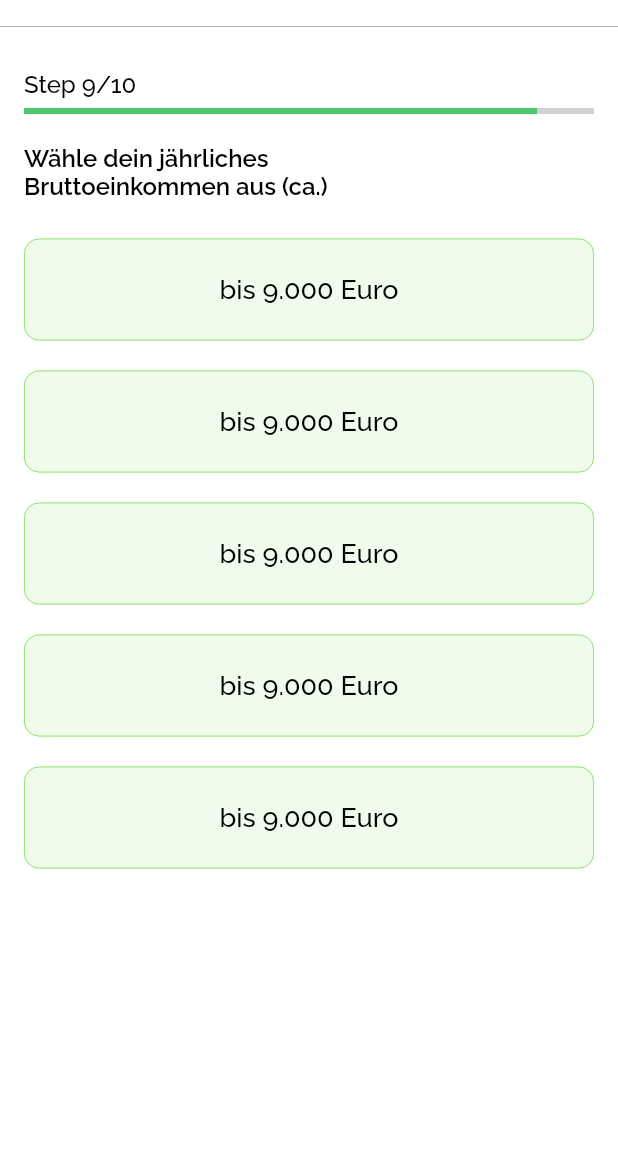
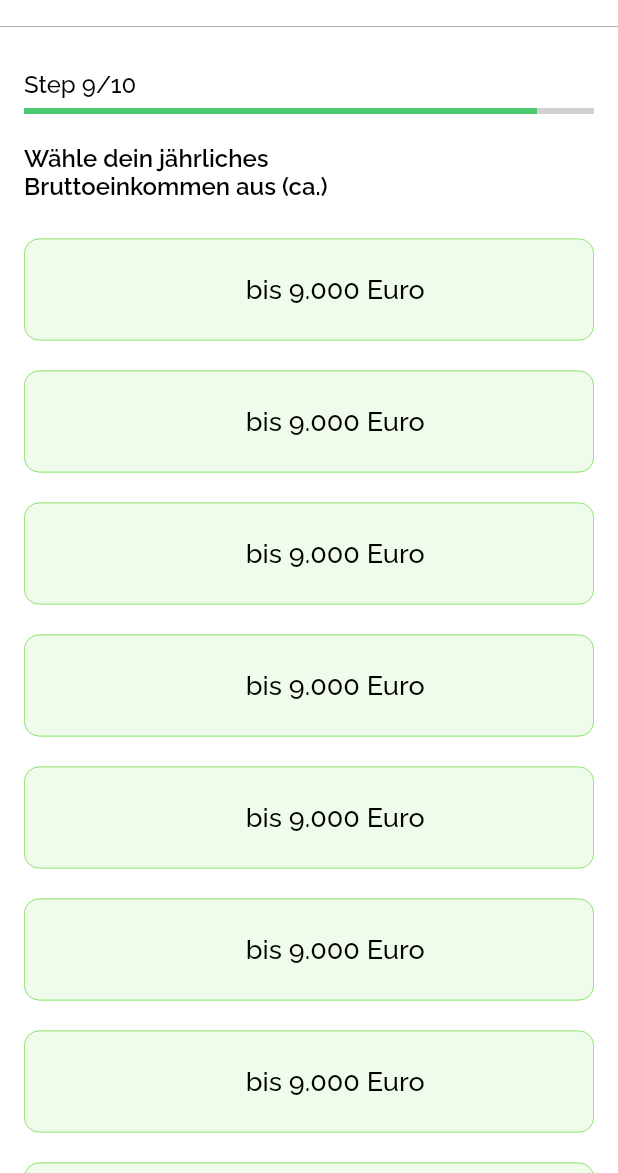
Before and after one commit to gbklegal/steuermachen-app, a Flutter app: the QuickTaxScreen screen opened by its route, on a phone screen of 412 x 824 dp, the part 63-1236 px from its top. Run offline on Flutter 3.47's test engine with Material 2 defaults, Android fonts, the phone set to English and light mode, and no system bars; our stand-ins replace cloud_firestore, country_picker, easy_localization, email_validator, file_picker, firebase_auth and 14 more; missing offline and left inert: fdottedline; accounts and stored records are empty; project files that could hold a hidden picture were left out.

Commit message:
* Quick tax in-progress

```diff
--- /dev/null
+++ b/lib/components/empty_screen_loader_component.dart
@@ -0,0 +1,17 @@
+import 'package:flutter/material.dart';
+import 'package:flutter_spinkit/flutter_spinkit.dart';
+import 'package:steuermachen/constants/colors/color_constants.dart';
+
+class EmptyScreenLoaderComponent extends StatelessWidget {
+  const EmptyScreenLoaderComponent({Key? key}) : super(key: key);
+
+  @override
+  Widget build(BuildContext context) {
+    return const SpinKitWave(
+      color: ColorConstants.toxicGreen,
+      size: 40,
+      itemCount: 6,
+      duration: Duration(milliseconds: 700),
+    );
+  }
+}
--- /dev/null
+++ b/lib/components/error_component copy.dart
@@ -0,0 +1,53 @@
+import 'package:flutter/gestures.dart';
+import 'package:flutter/material.dart';
+import 'package:steuermachen/constants/colors/color_constants.dart';
+import 'package:steuermachen/constants/styles/font_styles_constants.dart';
+
+class ErrorComponent extends StatelessWidget {
+  const ErrorComponent({
+    Key? key,
+    required this.onTap,
+    required this.message,
+  }) : super(key: key);
+  final void Function() onTap;
+  final String message;
+
+  @override
+  Widget build(BuildContext context) {
+    return SizedBox(
+      width: MediaQuery.of(context).size.width,
+      child: Column(
+        crossAxisAlignment: CrossAxisAlignment.center,
+        mainAxisAlignment: MainAxisAlignment.center,
+        children: [
+          _richText(
+            message,
+            " Retry",
+            onTap: onTap,
+          ),
+        ],
+      ),
+    );
+  }
+
+  RichText _richText(String title, String text, {void Function()? onTap}) {
+    return RichText(
+      text: TextSpan(
+        text: title,
+        style: FontStyles.fontRegular(
+          color: ColorConstants.mediumGrey,
+          fontSize: 13,
+        ),
+        children: <TextSpan>[
+          TextSpan(
+              text: text,
+              style: FontStyles.fontMedium(
+                  color: ColorConstants.primary,
+                  fontSize: 13,
+                  fontWeight: FontWeight.w700),
+              recognizer: TapGestureRecognizer()..onTap = onTap)
+        ],
+      ),
+    );
+  }
+}
--- /dev/null
+++ b/lib/components/selection_card_component.dart
@@ -0,0 +1,57 @@
+
+import 'package:flutter/material.dart';
+import 'package:steuermachen/constants/colors/color_constants.dart';
+
+class SelectionCardComponent extends StatelessWidget {
+  const SelectionCardComponent({
+    Key? key,
+    required this.title,
+    this.imagePath,
+    this.onTap,
+  }) : super(key: key);
+  final String title;
+  final String? imagePath;
+  final void Function()? onTap;
+  @override
+  Widget build(BuildContext context) {
+    return Padding(
+      padding: const EdgeInsets.symmetric(vertical: 10),
+      child: InkWell(
+        onTap: onTap,
+        child: Container(
+          width: MediaQuery.of(context).size.width,
+          height: 68,
+          decoration: BoxDecoration(
+            color: ColorConstants.toxicGreen.withOpacity(0.1),
+            borderRadius: BorderRadius.circular(10),
+            border: Border.all(width: 0.5, color: ColorConstants.toxicGreen),
+          ),
+          padding: const EdgeInsets.symmetric(horizontal: 10),
+          child: Row(
+            mainAxisAlignment: MainAxisAlignment.spaceBetween,
+            children: [
+              const SizedBox(
+                width: 35,
+              ),
+              Text(
+                title,
+                style: Theme.of(context)
+                    .textTheme
+                    .bodyText1!
+                    .copyWith(fontWeight: FontWeight.w500, fontSize: 18),
+                textAlign: TextAlign.center,
+              ),
+              imagePath != null
+                  ? Image.asset(
+                      imagePath!,
+                      color: ColorConstants.black,
+                      height: 32,
+                    )
+                  : const SizedBox()
+            ],
+          ),
+        ),
+      ),
+    );
+  }
+}
--- a/lib/constants/assets/asset_constants.dart
+++ b/lib/constants/assets/asset_constants.dart
@@ -54,6 +54,10 @@ class AssetConstants {
   static String icStickman = "assets/icons/process/stickman.png";
   static String icWeddingRings = "assets/icons/process/wedding-rings.png";
   static String icWidowed = "assets/icons/process/widowed.png";
+  static String icBrokenSvg = "assets/icons/process/broken-icon.svg";
+  static String icStickmanSvg = "assets/icons/process/stickman-icon.svg";
+  static String icWeddingRingsSvg = "assets/icons/process/wedding-rings-icon-svg";
+  static String icWidowedSvg = "assets/icons/process/widowed-icon.svg";
 
   //Sustain
   static String sustain1 = "assets/icons/sustain/1.png";
--- a/lib/providers/quick_tax_provider.dart
+++ b/lib/providers/quick_tax_provider.dart
@@ -1,12 +1,17 @@
-import 'package:firebase_auth/firebase_auth.dart';
 import 'package:flutter/material.dart';
-import 'package:provider/provider.dart';
 import 'package:steuermachen/constants/strings/string_constants.dart';
 import 'package:steuermachen/main.dart';
-import 'package:steuermachen/providers/document_provider.dart';
 import 'package:steuermachen/wrappers/common_response_wrapper.dart';
+import 'package:steuermachen/wrappers/quick_tax_wrapper.dart';
 
 class QuickTaxProvider extends ChangeNotifier {
+  bool _busyStateQuickTax = true;
+  bool get getBusyStateQuickState => _busyStateQuickTax;
+  set setBusyStateQuickTax(bool _isBusy) {
+    _busyStateQuickTax = _isBusy;
+    notifyListeners();
+  }
+
   final TaxFileDataCollector _taxFileDataCollector = TaxFileDataCollector(
       martialStatus: StringConstants.student, selectYear: "2017");
 
@@ -33,11 +38,21 @@ class QuickTaxProvider extends ChangeNotifier {
     notifyListeners();
   }
 
+  Future<CommonResponseWrapper> getQuickTaxViewData() async {
+    try {
+      var res = await firestore.collection("quick_tax").doc("content").get();
+      Map<String, dynamic> x = res.data() as Map<String, dynamic>;
+      QuickTaxWrapper quickTaxWrapper = QuickTaxWrapper.fromJson(x);
+      return CommonResponseWrapper(status: true, data: quickTaxWrapper);
+    } catch (e) {
+      return CommonResponseWrapper(
+          status: true, message: "Something went wrong");
+    }
+  }
+
   Future<CommonResponseWrapper> addQuickTaxViewData() async {
     try {
-      await firestore
-          .collection("quick_tax")
-          .doc("content").set(json);
+      // await firestore.collection("quick_tax").doc("content").set({});
       return CommonResponseWrapper(
           status: true, message: "Tax filed successfully");
     } catch (e) {
@@ -46,255 +61,6 @@ class QuickTaxProvider extends ChangeNotifier {
     }
   }
 }
-
-var json = {
-  "en": [
-    {
-      "title": "Wähle dein jährliches Bruttoeinkommen aus (ca.)",
-      "option_type": "single_select",
-      "options": [
-        "bis 9.000 Euro",
-        "10.000 Euro - 14.000 Euro",
-        "15.000 Euro - 34.000 Euro",
-        "35.000 Euro - 54.000 Euro",
-        "55.000 Euro - 69.000 Euro",
-        "über 70.000 Euro"
-      ],
-      "input_title": "",
-      "input_type": "",
-      "show_bottom_nav": false
-    },
-    {
-      "title": "Wähle deine Steuerklasse aus",
-      "option_type": "single_select",
-      "options": [
-        "Steuerklasse 1",
-        "Steuerklasse 2",
-        "Steuerklasse 3",
-        "Steuerklasse 4",
-        "Steuerklasse 5",
-        "Steuerklasse 6"
-      ],
-      "input_title": "",
-      "input_type": "",
-      "show_bottom_nav": false
-    },
-    {
-      "title": "Gib deinen Arbeitsweg in km an (einfache Wegstrecke)",
-      "option_type": "input",
-      "options": [],
-      "input_title": "km",
-      "input_type": "number",
-      "show_bottom_nav": true
-    },
-    {
-      "title": "Hattest du eine/mehrere berufliche Weiterbildung/en?",
-      "option_type": "single_select",
-      "options": [
-        "Ja",
-        "Nein"
-      ],
-      "input_title": "",
-      "input_type": "",
-      "show_bottom_nav": false
-    },
-    {
-      "title": "Wie viele Weiterbildungen hattest du?",
-      "option_type": "single_select",
-      "options": [
-        "1",
-        "2",
-        "3",
-        "4",
-        "5",
-        "5 oder mehr"
-      ],
-      "input_title": "",
-      "input_type": "",
-      "show_bottom_nav": false
-    },
-    {
-      "title": "Bist du bereits verheiratet?aus",
-      "option_type": "single_select",
-      "options": [
-        "Ja",
-        "Nein"
-      ],
-      "input_title": "",
-      "input_type": "",
-      "show_bottom_nav": false
-    },
-    {
-      "title": "Wähle dein jährliches Bruttoeinkommen aus (ca.)",
-      "option_type": "single_select",
-      "options": [
-        "bis 9.000 Euro",
-        "10.000 Euro - 14.000 Euro",
-        "15.000 Euro - 34.000 Euro",
-        "35.000 Euro - 54.000 Euro",
-        "55.000 Euro - 69.000 Euro",
-        "über 70.000 Euro"
-      ],
-      "input_title": "",
-      "input_type": "",
-      "show_bottom_nav": false
-    },
-    {
-      "title": "In welcher Steuerklasse ist dein Partner?",
-      "option_type": "single_select",
-      "options": [
-        "Steuerklasse 3",
-        "Steuerklasse 4",
-        "Steuerklasse 5"
-      ],
-      "input_title": "",
-      "input_type": "",
-      "show_bottom_nav": false
-    },
-    {
-      "title": "Gib den Arbeitsweg deines Partners in km an (einfache Wegstrecke)",
-      "option_type": "input",
-      "options": [],
-      "input_title": "km",
-      "input_type": "number",
-      "show_bottom_nav": true
-    },
-    {
-      "title": "Hatte dein Partner eine/mehrere berufliche Weiterbildung/en?",
-      "option_type": "single_select",
-      "options": [
-        "Ja",
-        "Nein"
-      ],
-      "input_title": "",
-      "input_type": "",
-      "show_bottom_nav": false
-    }
-  ],
-   "du": [
-    {
-      "title": "Wähle dein jährliches Bruttoeinkommen aus (ca.)",
-      "option_type": "single_select",
-      "options": [
-        "bis 9.000 Euro",
-        "10.000 Euro - 14.000 Euro",
-        "15.000 Euro - 34.000 Euro",
-        "35.000 Euro - 54.000 Euro",
-        "55.000 Euro - 69.000 Euro",
-        "über 70.000 Euro"
-      ],
-      "input_title": "",
-      "input_type": "",
-      "show_bottom_nav": false
-    },
-    {
-      "title": "Wähle deine Steuerklasse aus",
-      "option_type": "single_select",
-      "options": [
-        "Steuerklasse 1",
-        "Steuerklasse 2",
-        "Steuerklasse 3",
-        "Steuerklasse 4",
-        "Steuerklasse 5",
-        "Steuerklasse 6"
-      ],
-      "input_title": "",
-      "input_type": "",
-      "show_bottom_nav": false
-    },
-    {
-      "title": "Gib deinen Arbeitsweg in km an (einfache Wegstrecke)",
-      "option_type": "input",
-      "options": [],
-      "input_title": "km",
-      "input_type": "number",
-      "show_bottom_nav": true
-    },
-    {
-      "title": "Hattest du eine/mehrere berufliche Weiterbildung/en?",
-      "option_type": "single_select",
-      "options": [
-        "Ja",
-        "Nein"
-      ],
-      "input_title": "",
-      "input_type": "",
-      "show_bottom_nav": false
-    },
-    {
-      "title": "Wie viele Weiterbildungen hattest du?",
-      "option_type": "single_select",
-      "options": [
-        "1",
-        "2",
-        "3",
-        "4",
-        "5",
-        "5 oder mehr"
-      ],
-      "input_title": "",
-      "input_type": "",
-      "show_bottom_nav": false
-    },
-    {
-      "title": "Bist du bereits verheiratet?aus",
-      "option_type": "single_select",
-      "options": [
-        "Ja",
-        "Nein"
-      ],
-      "input_title": "",
-      "input_type": "",
-      "show_bottom_nav": false
-    },
-    {
-      "title": "Wähle dein jährliches Bruttoeinkommen aus (ca.)",
-      "option_type": "single_select",
-      "options": [
-        "bis 9.000 Euro",
-        "10.000 Euro - 14.000 Euro",
-        "15.000 Euro - 34.000 Euro",
-        "35.000 Euro - 54.000 Euro",
-        "55.000 Euro - 69.000 Euro",
-        "über 70.000 Euro"
-      ],
-      "input_title": "",
-      "input_type": "",
-      "show_bottom_nav": false
-    },
-    {
-      "title": "In welcher Steuerklasse ist dein Partner?",
-      "option_type": "single_select",
-      "options": [
-        "Steuerklasse 3",
-        "Steuerklasse 4",
-        "Steuerklasse 5"
-      ],
-      "input_title": "",
-      "input_type": "",
-      "show_bottom_nav": false
-    },
-    {
-      "title": "Gib den Arbeitsweg deines Partners in km an (einfache Wegstrecke)",
-      "option_type": "input",
-      "options": [],
-      "input_title": "km",
-      "input_type": "number",
-      "show_bottom_nav": true
-    },
-    {
-      "title": "Hatte dein Partner eine/mehrere berufliche Weiterbildung/en?",
-      "option_type": "single_select",
-      "options": [
-        "Ja",
-        "Nein"
-      ],
-      "input_title": "",
-      "input_type": "",
-      "show_bottom_nav": false
-    }
-  ]
-};
 
 class TaxFileDataCollector {
   String? martialStatus;
--- a/lib/screens/safe_and_quick_tax/quick_tax/quick_tax_screen.dart
+++ b/lib/screens/safe_and_quick_tax/quick_tax/quick_tax_screen.dart
@@ -1,13 +1,18 @@
 import 'package:easy_localization/easy_localization.dart';
 import 'package:flutter/material.dart';
+import 'package:flutter_svg/svg.dart';
 import 'package:provider/provider.dart';
 import 'package:steuermachen/components/app_bar/appbar_component.dart';
+import 'package:steuermachen/components/empty_screen_loader_component.dart';
+import 'package:steuermachen/components/error_component%20copy.dart';
+import 'package:steuermachen/components/selection_card_component.dart';
 import 'package:steuermachen/components/text_progress_bar_component.dart';
 import 'package:steuermachen/constants/assets/asset_constants.dart';
 import 'package:steuermachen/constants/colors/color_constants.dart';
 import 'package:steuermachen/constants/strings/string_constants.dart';
 import 'package:steuermachen/languages/locale_keys.g.dart';
 import 'package:steuermachen/providers/quick_tax_provider.dart';
+import 'package:steuermachen/wrappers/common_response_wrapper.dart';
 
 class QuickTaxScreen extends StatefulWidget {
   const QuickTaxScreen({Key? key}) : super(key: key);
@@ -17,6 +22,25 @@ class QuickTaxScreen extends StatefulWidget {
 }
 
 class _QuickTaxScreenState extends State<QuickTaxScreen> {
+  late QuickTaxProvider provider;
+  late Future<CommonResponseWrapper> response;
+  @override
+  void initState() {
+    provider = Provider.of<QuickTaxProvider>(context, listen: false);
+    super.initState();
+  }
+
+  // @override
+  // void didChangeDependencies() {
+  //   super.didChangeDependencies();
+  //   provider = Provider.of<QuickTaxProvider>(context, listen: false);
+  //   Future.microtask(() {
+  //     provider.setBusyStateQuickTax = true;
+  //     provider.getQuickTaxViewData().then(
+  //         (value) => {response = value, provider.setBusyStateQuickTax = false});
+  //   });
+  // }
+
   @override
   Widget build(BuildContext context) {
     return Scaffold(
@@ -31,7 +55,19 @@ class _QuickTaxScreenState extends State<QuickTaxScreen> {
       ),
       body: Padding(
           padding: const EdgeInsets.only(left: 16, right: 16, top: 25),
-        child: Column(
+          child: FutureBuilder<CommonResponseWrapper>(
+            future: provider.getQuickTaxViewData(),
+            builder: (context, AsyncSnapshot<CommonResponseWrapper> snapshot) {
+              if (snapshot.hasData) {
+                if (snapshot.data == null) {
+                  return const Center(
+                    child: Text(
+                      "No Data Found!!",
+                      style: TextStyle(fontSize: 25.0),
+                    ),
+                  );
+                } else {
+                  return Column(
                     crossAxisAlignment: CrossAxisAlignment.start,
                     children: [
                       TextProgressBarComponent(
@@ -41,48 +77,104 @@ class _QuickTaxScreenState extends State<QuickTaxScreen> {
                       const SizedBox(
                         height: 20,
                       ),
-            InkWell(
-              onTap: () async {
-                // await Provider.of<QuickTaxProvider>(context, listen: false)
-                //     .addQuickTaxViewData();
-              },
-              child: Text(
+                      Text(
                         "Wähle dein jährliches\nBruttoeinkommen aus (ca.)",
                         textAlign: TextAlign.left,
-                style: Theme.of(context)
-                    .textTheme
-                    .bodyText1!
-                    .copyWith(fontWeight: FontWeight.w600, fontSize: 16),
-              ),
+                        style: Theme.of(context).textTheme.bodyText1!.copyWith(
+                            fontWeight: FontWeight.w600, fontSize: 16),
                       ),
                       const SizedBox(
                         height: 15,
                       ),
-            for (var i = 0; i < 5; i++)
-              Padding(
-                padding: const EdgeInsets.symmetric(vertical: 10),
-                child: Container(
-                  width: MediaQuery.of(context).size.width,
-                  height: 68,
-                  decoration: BoxDecoration(
-                    color: ColorConstants.toxicGreen.withOpacity(0.1),
-                    borderRadius: BorderRadius.circular(10),
-                    border: Border.all(
-                        width: 0.5, color: ColorConstants.toxicGreen),
-                  ),
-                  child: Center(
-                    child: Text(
-                      "bis 9.000 Euro",
-                      style: Theme.of(context)
-                          .textTheme
-                          .bodyText1!
-                          .copyWith(fontWeight: FontWeight.w500, fontSize: 18),
+                      Expanded(
+                        child: SingleChildScrollView(
+                          child: Padding(
+                            padding: const EdgeInsets.only(bottom: 25),
+                            child: Column(
+                              children: [
+                                for (var i = 0; i < 25; i++)
+                                  const SelectionCardComponent(
+                                    title: "bis 9.000 Euro",
+                                  )
+                              ],
                             ),
                           ),
                         ),
                       )
                     ],
-        ),
+                  );
+                }
+              } else if (snapshot.hasError) {
+                return ErrorComponent(
+                  message: snapshot.data!.message!,
+                  onTap: () async {
+                    // consumer.setBusyStateQuickTax = true;
+                    // await provider
+                    //     .getQuickTaxViewData()
+                    //     .then((value) => response = value);
+                    // consumer.setBusyStateQuickTax = false;
+                  },
+                );
+              } else {
+                return const EmptyScreenLoaderComponent();
+              }
+            },
+          )
+          // Consumer<QuickTaxProvider>(builder: (context, consumer, child) {
+          //   if (consumer.getBusyStateQuickState) {
+          //     return const EmptyScreenLoaderComponent();
+          //   } else if (!response.status!) {
+          //     return ErrorComponent(
+          //       message: response.message!,
+          //       onTap: () async {
+          //         consumer.setBusyStateQuickTax = true;
+          //         await provider
+          //             .getQuickTaxViewData()
+          //             .then((value) => response = value);
+          //         consumer.setBusyStateQuickTax = false;
+          //       },
+          //     );
+          //   } else {
+          //     return Column(
+          //       crossAxisAlignment: CrossAxisAlignment.start,
+          //       children: [
+          //         TextProgressBarComponent(
+          //           title: "${LocaleKeys.step.tr()} 9/10",
+          //           progress: 0.9,
+          //         ),
+          //         const SizedBox(
+          //           height: 20,
+          //         ),
+          //         Text(
+          //           "Wähle dein jährliches\nBruttoeinkommen aus (ca.)",
+          //           textAlign: TextAlign.left,
+          //           style: Theme.of(context)
+          //               .textTheme
+          //               .bodyText1!
+          //               .copyWith(fontWeight: FontWeight.w600, fontSize: 16),
+          //         ),
+          //         const SizedBox(
+          //           height: 15,
+          //         ),
+          //         Expanded(
+          //           child: SingleChildScrollView(
+          //             child: Padding(
+          //               padding: const EdgeInsets.only(bottom: 25),
+          //               child: Column(
+          //                 children: [
+          //                   for (var i = 0; i < 25; i++)
+          //                     const SelectionCardComponent(
+          //                       title: "bis 9.000 Euro",
+          //                     )
+          //                 ],
+          //               ),
+          //             ),
+          //           ),
+          //         )
+          //       ],
+          //     );
+          //   }
+          // }),
           ),
     );
   }
```
Also changed, not shown: assets/icons/process/broken-icon.svg (added), assets/icons/process/stickman-icon.svg (added), assets/icons/process/wedding-rings-icon.svg (added), assets/icons/process/widowed-icon.svg (added). Lines whose indentation alone changed are shown as unchanged.
